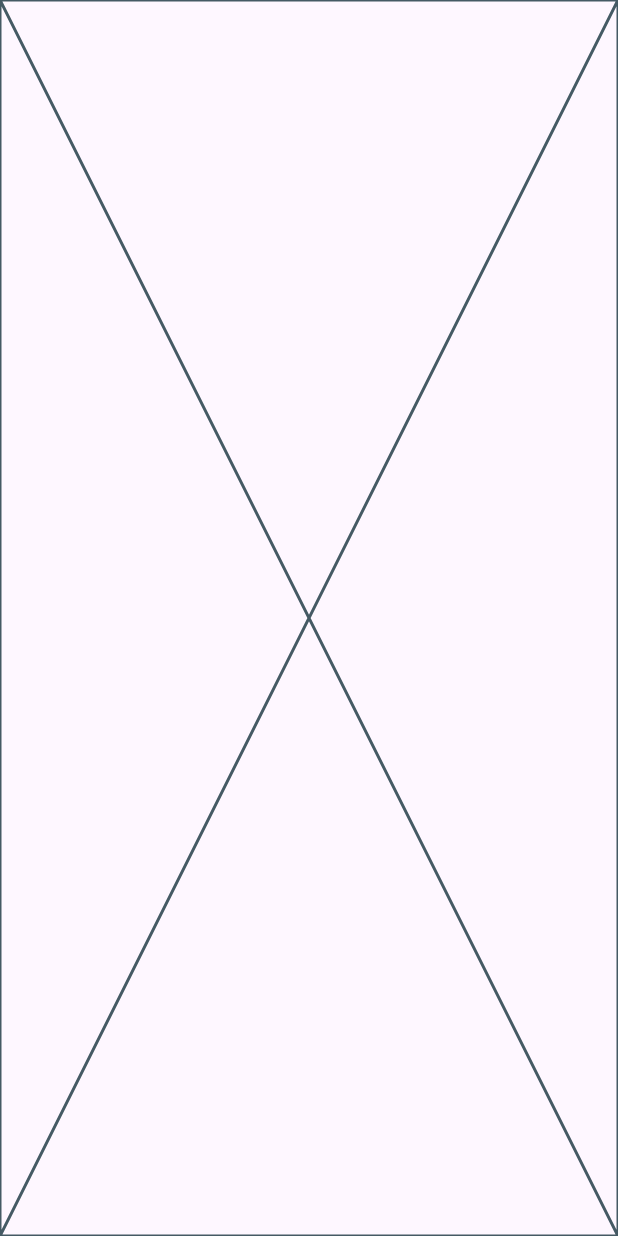
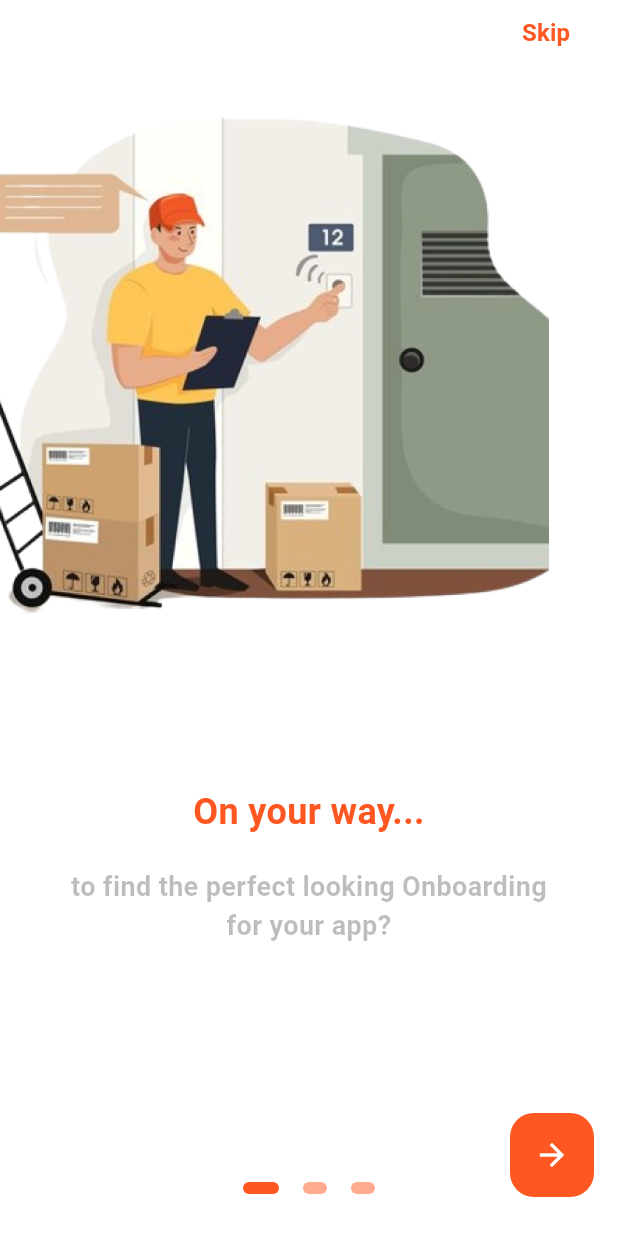
Before and after one commit to OmarAmeer96/Wheel-n-Deal, a Flutter app: the screen it shows after launch, on a phone screen of 412 x 824 dp. Run offline on Flutter 3.47's test engine with Material 3 defaults, Android fonts, the light colour scheme and no system bars; drawn by our look-alikes of flutter_onboarding_slider; our stand-ins replace go_router.

Commit message:
OnBoarding Screens Done Part1.

```diff
--- a/lib/Features/onboarding/presentation/views/widgets/onboarding_view_body.dart
+++ b/lib/Features/onboarding/presentation/views/widgets/onboarding_view_body.dart
@@ -1,10 +1,160 @@
 import 'package:flutter/material.dart';
+import 'package:flutter_onboarding_slider/flutter_onboarding_slider.dart';
 
 class OnBoardingViewBody extends StatelessWidget {
   const OnBoardingViewBody({super.key});
 
   @override
   Widget build(BuildContext context) {
-    return const Placeholder();
+    return OnBoardingSlider(
+      finishButtonText: 'Register',
+      onFinish: () {},
+      finishButtonStyle: const FinishButtonStyle(
+        backgroundColor: Colors.deepOrange,
+      ),
+      skipTextButton: const Text(
+        'Skip',
+        style: TextStyle(
+          fontSize: 16,
+          color: Colors.deepOrange,
+          fontWeight: FontWeight.w600,
+        ),
+      ),
+      trailing: const Text(
+        'Login',
+        style: TextStyle(
+          fontSize: 16,
+          color: Colors.deepOrange,
+          fontWeight: FontWeight.w600,
+        ),
+      ),
+      trailingFunction: () {},
+      controllerColor: Colors.deepOrange,
+      totalPage: 3,
+      headerBackgroundColor: Colors.white,
+      pageBackgroundColor: Colors.white,
+      background: [
+        Image.asset(
+          'assets/images/test.png',
+          height: 400,
+        ),
+        Image.asset(
+          'assets/images/test.png',
+          height: 400,
+        ),
+        Image.asset(
+          'assets/images/test.png',
+          height: 400,
+        ),
+      ],
+      speed: 1.8,
+      pageBodies: [
+        Container(
+          alignment: Alignment.center,
+          width: MediaQuery.of(context).size.width,
+          padding: const EdgeInsets.symmetric(horizontal: 40),
+          child: const Column(
+            mainAxisAlignment: MainAxisAlignment.start,
+            crossAxisAlignment: CrossAxisAlignment.center,
+            children: <Widget>[
+              SizedBox(
+                height: 480,
+              ),
+              Text(
+                'On your way...',
+                textAlign: TextAlign.center,
+                style: TextStyle(
+                  color: Colors.deepOrange,
+                  fontSize: 24.0,
+                  fontWeight: FontWeight.w600,
+                ),
+              ),
+              SizedBox(
+                height: 20,
+              ),
+              Text(
+                'to find the perfect looking Onboarding for your app?',
+                textAlign: TextAlign.center,
+                style: TextStyle(
+                  color: Colors.black26,
+                  fontSize: 18.0,
+                  fontWeight: FontWeight.w600,
+                ),
+              ),
+            ],
+          ),
+        ),
+        Container(
+          alignment: Alignment.center,
+          width: MediaQuery.of(context).size.width,
+          padding: const EdgeInsets.symmetric(horizontal: 40),
+          child: const Column(
+            mainAxisAlignment: MainAxisAlignment.start,
+            crossAxisAlignment: CrossAxisAlignment.center,
+            children: <Widget>[
+              SizedBox(
+                height: 480,
+              ),
+              Text(
+                'You’ve reached your destination.',
+                textAlign: TextAlign.center,
+                style: TextStyle(
+                  color: Colors.deepOrange,
+                  fontSize: 24.0,
+                  fontWeight: FontWeight.w600,
+                ),
+              ),
+              SizedBox(
+                height: 20,
+              ),
+              Text(
+                'Sliding with animation',
+                textAlign: TextAlign.center,
+                style: TextStyle(
+                  color: Colors.black26,
+                  fontSize: 18.0,
+                  fontWeight: FontWeight.w600,
+                ),
+              ),
+            ],
+          ),
+        ),
+        Container(
+          alignment: Alignment.center,
+          width: MediaQuery.of(context).size.width,
+          padding: const EdgeInsets.symmetric(horizontal: 40),
+          child: const Column(
+            mainAxisAlignment: MainAxisAlignment.start,
+            crossAxisAlignment: CrossAxisAlignment.center,
+            children: <Widget>[
+              SizedBox(
+                height: 480,
+              ),
+              Text(
+                'Start now!',
+                textAlign: TextAlign.center,
+                style: TextStyle(
+                  color: Colors.deepOrange,
+                  fontSize: 24.0,
+                  fontWeight: FontWeight.w600,
+                ),
+              ),
+              SizedBox(
+                height: 20,
+              ),
+              Text(
+                'Where everything is possible and customize your onboarding.',
+                textAlign: TextAlign.center,
+                style: TextStyle(
+                  color: Colors.black26,
+                  fontSize: 18.0,
+                  fontWeight: FontWeight.w600,
+                ),
+              ),
+            ],
+          ),
+        ),
+      ],
+    );
   }
 }
```
Also changed, not shown: assets/images/test.png (added).
